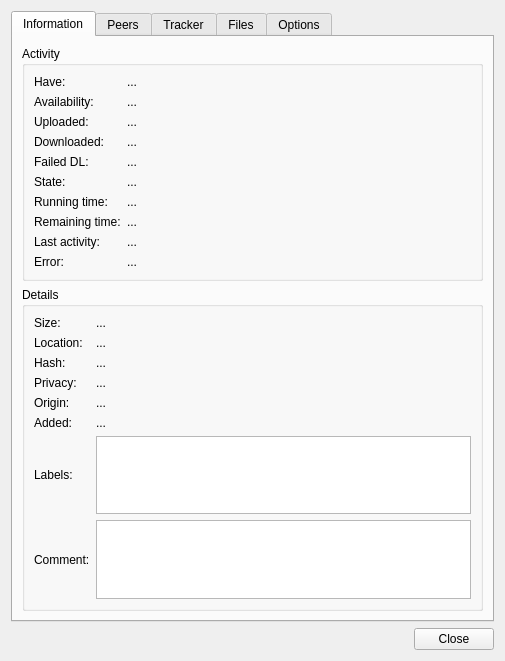
Old version of the form qt/DetailsDialog.ui in the repository retransmission/retransmission.
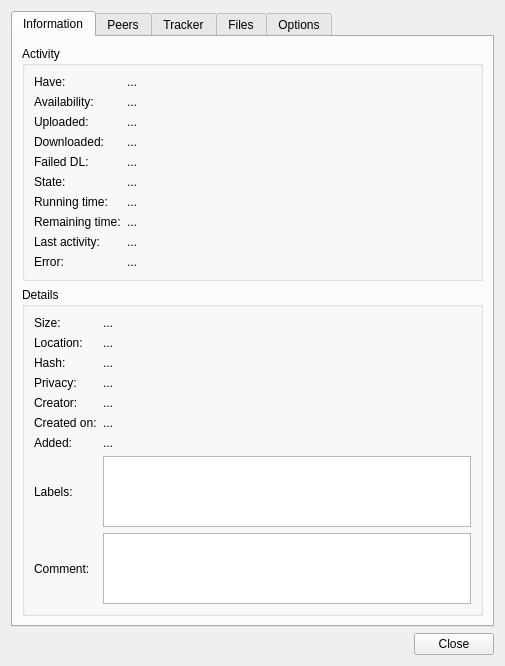
New version of the form. Custom widgets are drawn as their Qt base class.

Commit message:
chore: show a torrent's creator and creation date in two rows
The GTK and Qt Properties dialogs had one "Origin:" row that read
"Created by {creator} on {date}". Put into the Mac Inspector, that
sentence is cut off for an ordinary torrent: it needs 402 points for a
Transmission-made one and the row has 321. The Mac client's two rows,
"Creator:" and "Created on:", show both values whole, so all three
clients now have those two rows, and the Inspector's single row from
4ed43b99d is undone.

The three "Created by …" messages leave the catalog.

```diff
--- a/qt/DetailsDialog.ui
+++ b/qt/DetailsDialog.ui
@@ -496,7 +496,7 @@
           <item row="4" column="0">
            <widget class="QLabel" name="originLabel">
             <property name="text">
-             <string>Origin:</string>
+             <string>Creator:</string>
             </property>
             <property name="buddy">
              <cstring>originValueLabel</cstring>
@@ -526,6 +526,38 @@
            </widget>
           </item>
           <item row="5" column="0">
+           <widget class="QLabel" name="createdLabel">
+            <property name="text">
+             <string>Created on:</string>
+            </property>
+            <property name="buddy">
+             <cstring>createdValueLabel</cstring>
+            </property>
+           </widget>
+          </item>
+          <item row="5" column="1">
+           <widget class="SqueezeLabel" name="createdValueLabel">
+            <property name="sizePolicy">
+             <sizepolicy hsizetype="Ignored" vsizetype="Preferred">
+              <horstretch>0</horstretch>
+              <verstretch>0</verstretch>
+             </sizepolicy>
+            </property>
+            <property name="focusPolicy">
+             <enum>Qt::StrongFocus</enum>
+            </property>
+            <property name="text">
+             <string notr="true">...</string>
+            </property>
+            <property name="textFormat">
+             <enum>Qt::PlainText</enum>
+            </property>
+            <property name="textInteractionFlags">
+             <set>Qt::LinksAccessibleByKeyboard|Qt::LinksAccessibleByMouse|Qt::TextBrowserInteraction|Qt::TextSelectableByKeyboard|Qt::TextSelectableByMouse</set>
+            </property>
+           </widget>
+          </item>
+          <item row="6" column="0">
            <widget class="QLabel" name="addedLabel">
             <property name="text">
              <string>Added:</string>
@@ -535,7 +567,7 @@
             </property>
            </widget>
           </item>
-          <item row="5" column="1">
+          <item row="6" column="1">
            <widget class="SqueezeLabel" name="addedValueLabel">
             <property name="focusPolicy">
              <enum>Qt::StrongFocus</enum>
@@ -551,7 +583,7 @@
             </property>
            </widget>
           </item>
-          <item row="6" column="0">
+          <item row="7" column="0">
            <widget class="QLabel" name="labelsLabel">
             <property name="text">
              <string>Labels:</string>
@@ -561,14 +593,14 @@
             </property>
            </widget>
           </item>
-          <item row="6" column="1">
+          <item row="7" column="1">
            <widget class="QPlainTextEdit" name="labelsTextEdit">
             <property name="tabChangesFocus">
              <bool>true</bool>
             </property>
            </widget>
           </item>
-          <item row="7" column="0">
+          <item row="8" column="0">
            <widget class="QLabel" name="commentLabel">
             <property name="text">
              <string>Comment:</string>
@@ -578,7 +610,7 @@
             </property>
            </widget>
           </item>
-          <item row="7" column="1">
+          <item row="8" column="1">
            <widget class="QPlainTextEdit" name="commentTextEdit">
             <property name="tabChangesFocus">
              <bool>true</bool>
```
Left out of the diff: 6 changed lines with no effect on the pictures. The commit also changes 41 other files.
